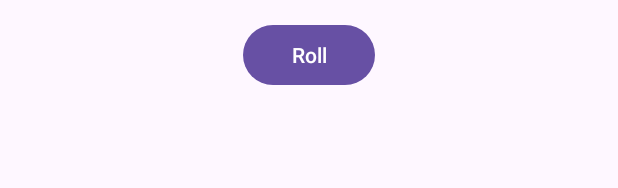
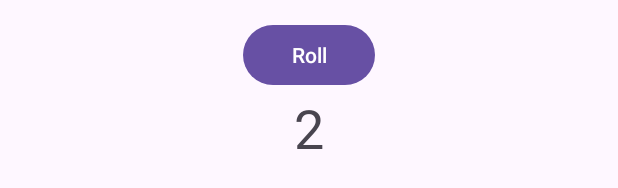
Before and after one commit to asif-kamal/Dice-Roller, an Android app: the layout activity_main.xml on its own in the app's theme, with its tools: preview values and no code run, on a phone screen of 412 x 824 dp. Shown: the part 636-824 px from the top of the screen. Run offline under Robolectric (Android 15) with nearby library versions, the phone set to English and light mode, and no system bars.

```diff
--- a/app/src/main/java/com/example/diceroller/MainActivity.kt
+++ b/app/src/main/java/com/example/diceroller/MainActivity.kt
@@ -26,9 +26,14 @@ class MainActivity : AppCompatActivity() {
         //Create new Dice object with 6 sides and roll it
         val dice = Dice(6)
         val diceRoll = dice.roll()
+        // Second dice roll on button click
+        val diceRoll2 = dice.roll()
         // Update the screen with the dice roll
         val resultTextView: TextView = findViewById(R.id.textView)
         resultTextView.text = diceRoll.toString()
+        // Update screen with second dice roll
+        val resultTextView2: TextView = findViewById(R.id.textView2)
+        resultTextView2.text = diceRoll2.toString()
     }
 }
 
--- a/app/src/main/res/layout/activity_main.xml
+++ b/app/src/main/res/layout/activity_main.xml
@@ -28,4 +28,14 @@
         app:layout_constraintStart_toStartOf="parent"
         app:layout_constraintTop_toBottomOf="@+id/textView" />
 
+    <TextView
+        android:id="@+id/textView2"
+        android:layout_width="wrap_content"
+        android:layout_height="wrap_content"
+        android:textSize="36sp"
+        app:layout_constraintEnd_toEndOf="parent"
+        app:layout_constraintStart_toStartOf="parent"
+        app:layout_constraintTop_toBottomOf="@+id/button"
+        tools:text="2" />
+
 </androidx.constraintlayout.widget.ConstraintLayout>
```
